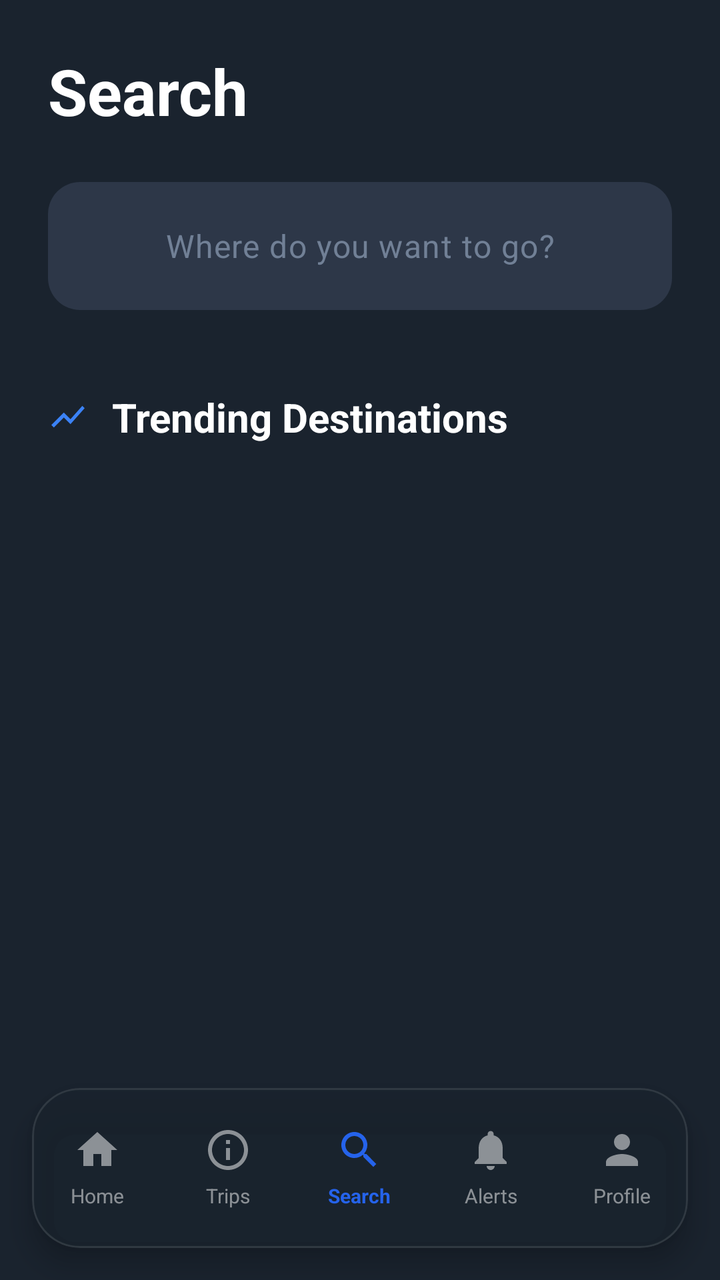
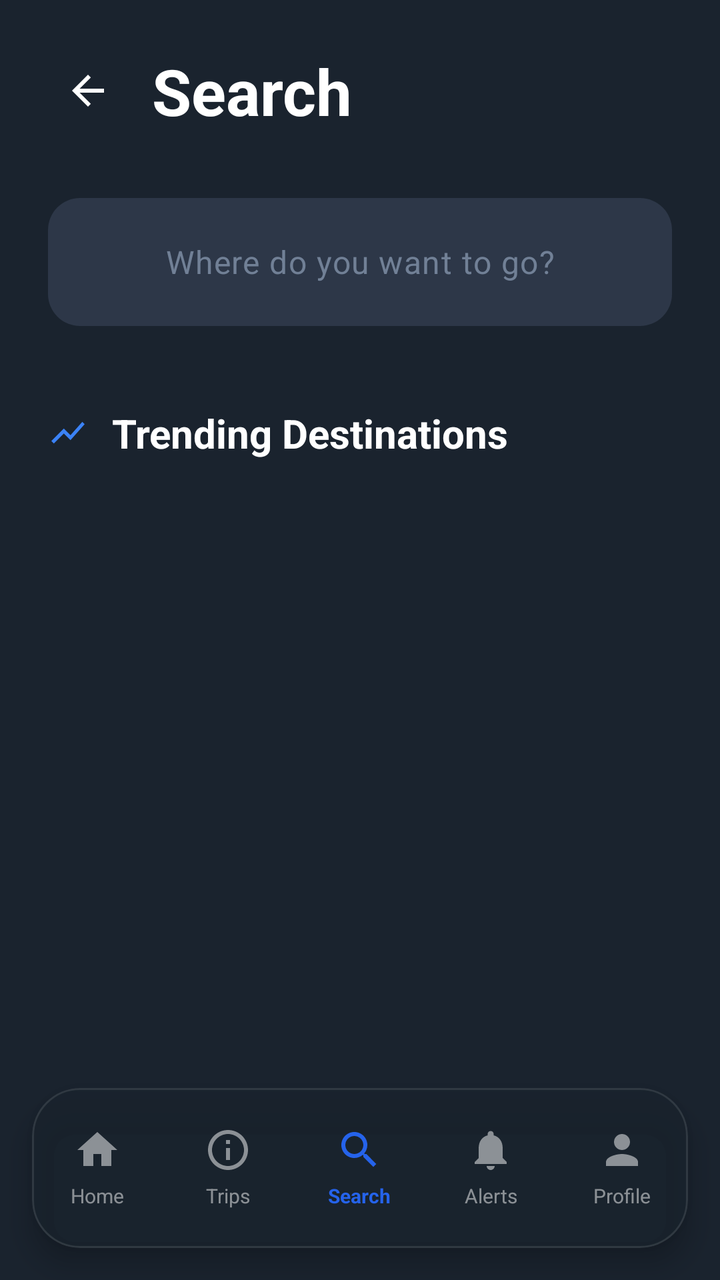

An Android layout rendered at two revisions. The XML below is the earlier revision; the diff shows what the commit changed to produce the second picture.
<!-- AndroidManifest.xml: activity theme Theme.TravelBuddy -->
<!-- res/layout/activity_search.xml -->
<?xml version="1.0" encoding="utf-8"?>
<androidx.constraintlayout.widget.ConstraintLayout xmlns:android="http://schemas.android.com/apk/res/android"
    xmlns:app="http://schemas.android.com/apk/res-auto"
    xmlns:tools="http://schemas.android.com/tools"
    android:layout_width="match_parent"
    android:layout_height="match_parent"
    android:background="@color/onboarding_bg"
    tools:context=".SearchActivity">

    <androidx.core.widget.NestedScrollView
        android:id="@+id/scrollView"
        android:layout_width="match_parent"
        android:layout_height="0dp"
        android:clipToPadding="false"
        android:fillViewport="true"
        android:paddingBottom="120dp"
        app:layout_constraintBottom_toBottomOf="parent"
        app:layout_constraintTop_toTopOf="parent">

        <LinearLayout
            android:layout_width="match_parent"
            android:layout_height="wrap_content"
            android:orientation="vertical"
            android:padding="24dp">

            
            <TextView
                android:layout_width="wrap_content"
                android:layout_height="wrap_content"
                android:text="Search"
                android:textColor="@color/white"
                android:textSize="32sp"
                android:textStyle="bold" />

            
            <com.google.android.material.textfield.TextInputLayout
                android:layout_width="match_parent"
                android:layout_height="wrap_content"
                android:layout_marginTop="24dp"
                app:hintEnabled="false">

                <com.google.android.material.textfield.TextInputEditText
                    android:id="@+id/etSearch"
                    android:layout_width="match_parent"
                    android:layout_height="64dp"
                    android:background="@drawable/bg_search_bar"
                    android:gravity="center"
                    android:hint="Where do you want to go?"
                    android:textColor="@color/white"
                    android:textColorHint="@color/input_hint"
                    android:textSize="16sp" />
            </com.google.android.material.textfield.TextInputLayout>

            
            <LinearLayout
                android:layout_width="match_parent"
                android:layout_height="wrap_content"
                android:layout_marginTop="40dp"
                android:gravity="center_vertical"
                android:orientation="horizontal">

                <ImageView
                    android:layout_width="20dp"
                    android:layout_height="20dp"
                    android:src="@drawable/ic_trend" />

                <TextView
                    android:layout_width="wrap_content"
                    android:layout_height="wrap_content"
                    android:layout_marginStart="12dp"
                    android:text="Trending Destinations"
                    android:textColor="@color/white"
                    android:textSize="20sp"
                    android:textStyle="bold" />
            </LinearLayout>

            
            <androidx.recyclerview.widget.RecyclerView
                android:id="@+id/rvTrending"
                android:layout_width="match_parent"
                android:layout_height="wrap_content"
                android:layout_marginTop="20dp"
                android:nestedScrollingEnabled="false"
                app:layoutManager="androidx.recyclerview.widget.LinearLayoutManager"
                tools:listitem="@layout/item_trending" />

        </LinearLayout>
    </androidx.core.widget.NestedScrollView>

    
    <com.google.android.material.card.MaterialCardView
        android:layout_width="match_parent"
        android:layout_height="80dp"
        android:layout_margin="16dp"
        app:cardBackgroundColor="#CC1A232E"
        app:cardCornerRadius="24dp"
        app:cardElevation="8dp"
        app:layout_constraintBottom_toBottomOf="parent"
        app:strokeColor="#1AFFFFFF"
        app:strokeWidth="1dp">

        <LinearLayout
            android:layout_width="match_parent"
            android:layout_height="match_parent"
            android:gravity="center"
            android:orientation="horizontal">

            <LinearLayout
                android:id="@+id/navHome"
                android:layout_width="0dp"
                android:layout_height="wrap_content"
                android:layout_weight="1"
                android:gravity="center"
                android:orientation="vertical">

                <ImageView
                    android:layout_width="24dp"
                    android:layout_height="24dp"
                    android:alpha="0.5"
                    android:src="@drawable/ic_home"
                    app:tint="@color/white" />

                <TextView
                    android:layout_width="wrap_content"
                    android:layout_height="wrap_content"
                    android:layout_marginTop="4dp"
                    android:alpha="0.5"
                    android:text="Home"
                    android:textColor="@color/white"
                    android:textSize="10sp" />
            </LinearLayout>

            <LinearLayout
                android:id="@+id/navTrips"
                android:layout_width="0dp"
                android:layout_height="wrap_content"
                android:layout_weight="1"
                android:gravity="center"
                android:orientation="vertical">

                <ImageView
                    android:layout_width="24dp"
                    android:layout_height="24dp"
                    android:alpha="0.5"
                    android:src="@drawable/ic_trips"
                    app:tint="@color/white" />

                <TextView
                    android:layout_width="wrap_content"
                    android:layout_height="wrap_content"
                    android:layout_marginTop="4dp"
                    android:alpha="0.5"
                    android:text="Trips"
                    android:textColor="@color/white"
                    android:textSize="10sp" />
            </LinearLayout>

            <LinearLayout
                android:layout_width="0dp"
                android:layout_height="wrap_content"
                android:layout_weight="1"
                android:gravity="center"
                android:orientation="vertical">

                <ImageView
                    android:layout_width="24dp"
                    android:layout_height="24dp"
                    android:src="@drawable/ic_search"
                    app:tint="@color/onboarding_blue" />

                <TextView
                    android:layout_width="wrap_content"
                    android:layout_height="wrap_content"
                    android:layout_marginTop="4dp"
                    android:text="Search"
                    android:textColor="@color/onboarding_blue"
                    android:textSize="10sp"
                    android:textStyle="bold" />
            </LinearLayout>

            <LinearLayout
                android:id="@+id/navAlerts"
                android:layout_width="0dp"
                android:layout_height="wrap_content"
                android:layout_weight="1"
                android:gravity="center"
                android:orientation="vertical">

                <ImageView
                    android:layout_width="24dp"
                    android:layout_height="24dp"
                    android:alpha="0.5"
                    android:src="@drawable/ic_alerts"
                    app:tint="@color/white" />

                <TextView
                    android:layout_width="wrap_content"
                    android:layout_height="wrap_content"
                    android:layout_marginTop="4dp"
                    android:alpha="0.5"
                    android:text="Alerts"
                    android:textColor="@color/white"
                    android:textSize="10sp" />
            </LinearLayout>

            <LinearLayout
                android:id="@+id/navProfile"
                android:layout_width="0dp"
                android:layout_height="wrap_content"
                android:layout_weight="1"
                android:gravity="center"
                android:orientation="vertical">

                <ImageView
                    android:layout_width="24dp"
                    android:layout_height="24dp"
                    android:alpha="0.5"
                    android:src="@drawable/ic_profile"
                    app:tint="@color/white" />

                <TextView
                    android:layout_width="wrap_content"
                    android:layout_height="wrap_content"
                    android:layout_marginTop="4dp"
                    android:alpha="0.5"
                    android:text="Profile"
                    android:textColor="@color/white"
                    android:textSize="10sp" />
            </LinearLayout>

        </LinearLayout>
    </com.google.android.material.card.MaterialCardView>

</androidx.constraintlayout.widget.ConstraintLayout>
<!-- res/layout/item_trending.xml (included above) -->
<?xml version="1.0" encoding="utf-8"?>
<com.google.android.material.card.MaterialCardView xmlns:android="http://schemas.android.com/apk/res/android"
    xmlns:app="http://schemas.android.com/apk/res-auto"
    android:layout_width="match_parent"
    android:layout_height="wrap_content"
    android:layout_marginBottom="12dp"
    app:cardBackgroundColor="#2D3748"
    app:cardCornerRadius="16dp"
    app:cardElevation="0dp">

    <LinearLayout
        android:layout_width="match_parent"
        android:layout_height="wrap_content"
        android:gravity="center_vertical"
        android:orientation="horizontal"
        android:padding="16dp">

        <ImageView
            android:layout_width="24dp"
            android:layout_height="24dp"
            android:src="@drawable/ic_location_pin"
            app:tint="#94A3B8" />

        <TextView
            android:id="@+id/tvDestinationName"
            android:layout_width="match_parent"
            android:layout_height="wrap_content"
            android:layout_marginStart="16dp"
            android:text="Destination Name"
            android:textColor="@color/white"
            android:textSize="16sp"
            android:textStyle="bold" />

    </LinearLayout>

</com.google.android.material.card.MaterialCardView>
<!-- resources referenced by this layout -->
<resources>
  <color name="input_hint">#718096</color>
  <color name="onboarding_bg">#1A232E</color>
  <color name="onboarding_blue">#2563EB</color>
  <color name="white">#FFFFFFFF</color>
  <!-- drawable bg_search_bar (drawable) -->
  <?xml version="1.0" encoding="utf-8"?>
  <shape xmlns:android="http://schemas.android.com/apk/res/android">
      <solid android:color="#2D3748" />
      <corners android:radius="16dp" />
  </shape>
  <!-- drawable ic_alerts (drawable) -->
  <vector xmlns:android="http://schemas.android.com/apk/res/android"
      android:width="24dp"
      android:height="24dp"
      android:viewportWidth="24"
      android:viewportHeight="24">
      <path
          android:fillColor="#FFFFFF"
          android:pathData="M12,22c1.1,0 2,-0.9 2,-2h-4C10,21.1 10.9,22 12,22zM18,16v-5c0,-3.07 -1.63,-5.64 -4.5,-6.32V4c0,-0.83 -0.67,-1.5 -1.5,-1.5s-1.5,0.67 -1.5,1.5v0.68C7.64,5.36 6,7.92 6,11v5l-2,2v1h16v-1L18,16z" />
  </vector>
  <!-- drawable ic_home (drawable) -->
  <vector xmlns:android="http://schemas.android.com/apk/res/android"
      android:width="24dp"
      android:height="24dp"
      android:viewportWidth="24"
      android:viewportHeight="24">
      <path
          android:fillColor="#FFFFFF"
          android:pathData="M10,20v-6h4v6h5v-8h3L12,3L2,12h3v8H10z" />
  </vector>
  <!-- drawable ic_location_pin (drawable) -->
  <vector xmlns:android="http://schemas.android.com/apk/res/android"
      android:width="24dp"
      android:height="24dp"
      android:viewportWidth="24"
      android:viewportHeight="24">
      <path
          android:fillColor="#94A3B8"
          android:pathData="M12,2C8.13,2 5,5.13 5,9c0,5.25 7,13 7,13s7,-7.75 7,-13c0,-3.87 -3.13,-7 -7,-7zM12,11.5c-1.38,0 -2.5,-1.12 -2.5,-2.5s1.12,-2.5 2.5,-2.5 2.5,1.12 2.5,2.5 -1.12,2.5 -2.5,2.5z" />
  </vector>
  <!-- drawable ic_profile (drawable) -->
  <vector xmlns:android="http://schemas.android.com/apk/res/android"
      android:width="24dp"
      android:height="24dp"
      android:viewportWidth="24"
      android:viewportHeight="24">
      <path
          android:fillColor="#FFFFFF"
          android:pathData="M12,12c2.21,0 4,-1.79 4,-4s-1.79,-4 -4,-4 -4,1.79 -4,4 1.79,4 4,4zM12,14c-2.67,0 -8,1.34 -8,4v2h16v-2c0,-2.66 -5.33,-4 -8,-4z" />
  </vector>
  <!-- drawable ic_trend (drawable) -->
  <vector xmlns:android="http://schemas.android.com/apk/res/android"
      android:width="24dp"
      android:height="24dp"
      android:viewportWidth="24"
      android:viewportHeight="24">
      <path
          android:fillColor="#3B82F6"
          android:pathData="M3.5,18.5L9.5,12.5L13.5,16.5L22,6.91L20.59,5.5L13.5,13.5L9.5,9.5L2,17L3.5,18.5Z" />
  </vector>
  <!-- drawable ic_trips (drawable) -->
  <vector xmlns:android="http://schemas.android.com/apk/res/android"
      android:width="24dp"
      android:height="24dp"
      android:viewportWidth="24"
      android:viewportHeight="24">
      <path
          android:fillColor="#FFFFFF"
          android:pathData="M2,12c0,5.52 4.48,10 10,10s10,-4.48 10,-10S17.52,2 12,2 2,6.48 2,12zM12,4c4.41,0 8,3.59 8,8s-3.59,8 -8,8 -8,-3.59 -8,-8 3.59,-8 8,-8zM11,7h2v2h-2V7zM11,11h2v6h-2v-6z" />
  </vector>
  <style name="Theme.TravelBuddy" parent="Base.Theme.TravelBuddy" />
  <style name="Base.Theme.TravelBuddy" parent="Theme.Material3.DayNight.NoActionBar">
          
          
      </style>
  <!-- unchanged entries left out for length: 1 -->
</resources>

<!-- the commit's change to res/layout/activity_search.xml (unified diff, before → after) -->
@@ -24,13 +24,33 @@
             android:padding="24dp">
 
             
-            <TextView
-                android:layout_width="wrap_content"
-                android:layout_height="wrap_content"
-                android:text="Search"
-                android:textColor="@color/white"
-                android:textSize="32sp"
-                android:textStyle="bold" />
+            <LinearLayout
+                android:layout_width="match_parent"
+                android:layout_height="wrap_content"
+                android:orientation="horizontal"
+                android:gravity="center_vertical"
+                android:layout_marginBottom="8dp">
+
+                <ImageView
+                    android:id="@+id/ivBack"
+                    android:layout_width="40dp"
+                    android:layout_height="40dp"
+                    android:background="?attr/selectableItemBackgroundBorderless"
+                    android:clickable="true"
+                    android:focusable="true"
+                    android:padding="8dp"
+                    android:src="@drawable/ic_back"
+                    app:tint="@color/white"
+                    android:layout_marginEnd="12dp" />
+
+                <TextView
+                    android:layout_width="wrap_content"
+                    android:layout_height="wrap_content"
+                    android:text="Search"
+                    android:textColor="@color/white"
+                    android:textSize="32sp"
+                    android:textStyle="bold" />
+            </LinearLayout>
 
             
             <com.google.android.material.textfield.TextInputLayout
<!-- resource entries referenced after the edit -->
@@ -19,6 +19,16 @@
       <path
           android:fillColor="#FFFFFF"
           android:pathData="M12,22c1.1,0 2,-0.9 2,-2h-4C10,21.1 10.9,22 12,22zM18,16v-5c0,-3.07 -1.63,-5.64 -4.5,-6.32V4c0,-0.83 -0.67,-1.5 -1.5,-1.5s-1.5,0.67 -1.5,1.5v0.68C7.64,5.36 6,7.92 6,11v5l-2,2v1h16v-1L18,16z" />
+  </vector>
+  <!-- drawable ic_back (drawable) -->
+  <vector xmlns:android="http://schemas.android.com/apk/res/android"
+      android:width="24dp"
+      android:height="24dp"
+      android:viewportWidth="24"
+      android:viewportHeight="24">
+    <path
+        android:fillColor="#FFFFFF"
+        android:pathData="M20,11H7.83l5.59,-5.59L12,4l-8,8 8,8 1.41,-1.41L7.83,13H20v-2z"/>
   </vector>
   <!-- drawable ic_home (drawable) -->
   <vector xmlns:android="http://schemas.android.com/apk/res/android"
